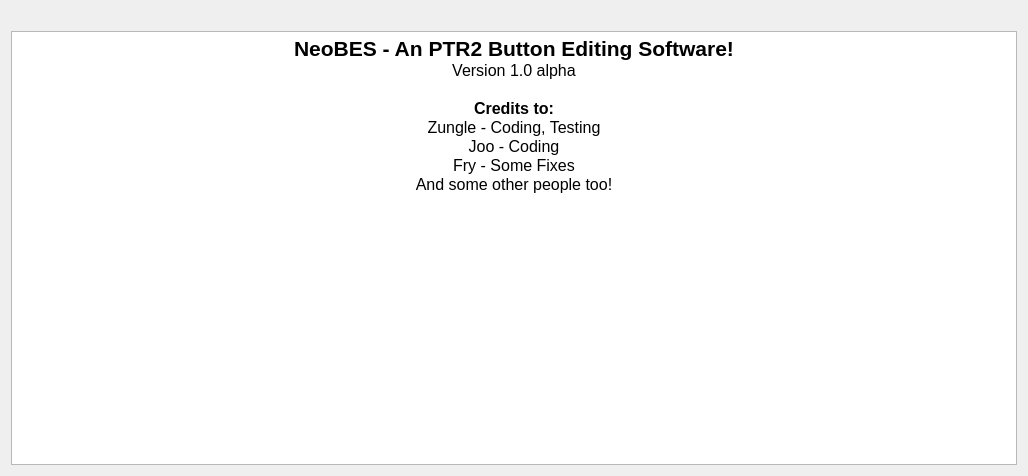
Before: the Qt Designer form about.ui in Dhterech/neobes-gui, drawn with Qt 5.
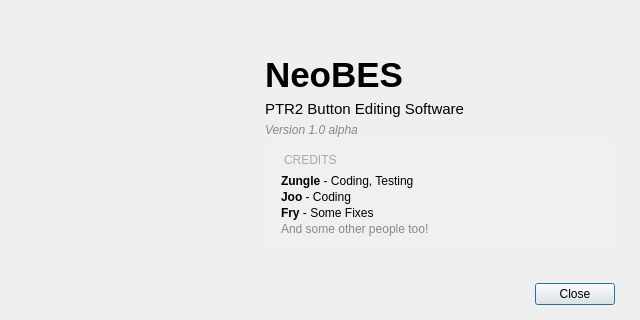
After: the same form once the commit is applied. Icons and pictures are not drawn.

Commit message: Prettier about

The edit to the form file:
```diff
--- a/about.ui
+++ b/about.ui
@@ -6,10 +6,22 @@
    <rect>
     <x>0</x>
     <y>0</y>
-    <width>1028</width>
-    <height>476</height>
+    <width>640</width>
+    <height>320</height>
    </rect>
   </property>
+  <property name="minimumSize">
+   <size>
+    <width>640</width>
+    <height>320</height>
+   </size>
+  </property>
+  <property name="maximumSize">
+   <size>
+    <width>640</width>
+    <height>320</height>
+   </size>
+  </property>
   <property name="windowTitle">
    <string>Dialog</string>
   </property>
@@ -17,41 +29,242 @@
    <iconset theme="QIcon::ThemeIcon::HelpAbout"/>
   </property>
   <layout class="QVBoxLayout" name="verticalLayout">
+   <property name="spacing">
+    <number>0</number>
+   </property>
+   <property name="leftMargin">
+    <number>0</number>
+   </property>
+   <property name="topMargin">
+    <number>0</number>
+   </property>
+   <property name="rightMargin">
+    <number>25</number>
+   </property>
+   <property name="bottomMargin">
+    <number>15</number>
+   </property>
    <item>
-    <widget class="QLabel" name="beslogo">
-     <property name="text">
-      <string/>
-     </property>
-     <property name="pixmap">
-      <pixmap resource="resources.qrc">:/menu/res/menu/logo.jpg</pixmap>
-     </property>
-     <property name="scaledContents">
-      <bool>true</bool>
-     </property>
+    <widget class="QWidget" name="contentWidget" native="true">
+     <layout class="QHBoxLayout" name="horizontalLayout">
+      <property name="spacing">
+       <number>20</number>
+      </property>
+      <property name="leftMargin">
+       <number>25</number>
+      </property>
+      <property name="topMargin">
+       <number>25</number>
+      </property>
+      <property name="rightMargin">
+       <number>0</number>
+      </property>
+      <property name="bottomMargin">
+       <number>5</number>
+      </property>
+      <item>
+       <widget class="QLabel" name="mascot">
+        <property name="minimumSize">
+         <size>
+          <width>220</width>
+          <height>203</height>
+         </size>
+        </property>
+        <property name="maximumSize">
+         <size>
+          <width>220</width>
+          <height>203</height>
+         </size>
+        </property>
+        <property name="text">
+         <string/>
+        </property>
+        <property name="pixmap">
+         <pixmap resource="resources.qrc">:/menu/res/menu/greetings.png</pixmap>
+        </property>
+        <property name="scaledContents">
+         <bool>true</bool>
+        </property>
+        <property name="alignment">
+         <set>Qt::AlignmentFlag::AlignCenter</set>
+        </property>
+       </widget>
+      </item>
+      <item>
+       <layout class="QVBoxLayout" name="infoLayout">
+        <property name="spacing">
+         <number>5</number>
+        </property>
+        <item>
+         <spacer name="verticalSpacer_Top">
+          <property name="orientation">
+           <enum>Qt::Orientation::Vertical</enum>
+          </property>
+          <property name="sizeHint" stdset="0">
+           <size>
+            <width>20</width>
+            <height>40</height>
+           </size>
+          </property>
+         </spacer>
+        </item>
+        <item>
+         <widget class="QLabel" name="labelTitle">
+          <property name="font">
+           <font>
+            <pointsize>26</pointsize>
+            <bold>true</bold>
+           </font>
+          </property>
+          <property name="text">
+           <string>NeoBES</string>
+          </property>
+         </widget>
+        </item>
+        <item>
+         <widget class="QLabel" name="labelDesc">
+          <property name="font">
+           <font>
+            <pointsize>11</pointsize>
+           </font>
+          </property>
+          <property name="text">
+           <string>PTR2 Button Editing Software</string>
+          </property>
+         </widget>
+        </item>
+        <item>
+         <widget class="QLabel" name="labelVersion">
+          <property name="font">
+           <font>
+            <italic>true</italic>
+           </font>
+          </property>
+          <property name="styleSheet">
+           <string notr="true">color: #888888;</string>
+          </property>
+          <property name="text">
+           <string>Version 1.0 alpha</string>
+          </property>
+         </widget>
+        </item>
+        <item>
+         <widget class="QFrame" name="creditsFrame">
+          <property name="styleSheet">
+           <string notr="true">QFrame#creditsFrame {
+                                                                        background-color: rgba(255, 255, 255, 10);
+                                                                        border-radius: 8px;
+                                                                        border: 1px solid rgba(255, 255, 255, 30);
+                                                                        }</string>
+          </property>
+          <property name="frameShape">
+           <enum>QFrame::Shape::StyledPanel</enum>
+          </property>
+          <property name="frameShadow">
+           <enum>QFrame::Shadow::Raised</enum>
+          </property>
+          <layout class="QVBoxLayout" name="verticalLayout_3">
+           <property name="spacing">
+            <number>2</number>
+           </property>
+           <property name="leftMargin">
+            <number>15</number>
+           </property>
+           <property name="topMargin">
+            <number>10</number>
+           </property>
+           <property name="rightMargin">
+            <number>15</number>
+           </property>
+           <property name="bottomMargin">
+            <number>10</number>
+           </property>
+           <item>
+            <widget class="QLabel" name="labelCreditsTitle">
+             <property name="font">
+              <font>
+               <bold>false</bold>
+              </font>
+             </property>
+             <property name="styleSheet">
+              <string notr="true">background: transparent; color: #aaa; margin-bottom: 5px;</string>
+             </property>
+             <property name="text">
+              <string>CREDITS</string>
+             </property>
+            </widget>
+           </item>
+           <item>
+            <widget class="QLabel" name="labelCred1">
+             <property name="styleSheet">
+              <string notr="true">background: transparent;</string>
+             </property>
+             <property name="text">
+              <string>&lt;html&gt;&lt;head/&gt;&lt;body&gt;&lt;p&gt;&lt;span style=&quot; font-weight:700;&quot;&gt;Zungle&lt;/span&gt; - Coding, Testing&lt;/p&gt;&lt;/body&gt;&lt;/html&gt;</string>
+             </property>
+            </widget>
+           </item>
+           <item>
+            <widget class="QLabel" name="labelCred2">
+             <property name="styleSheet">
+              <string notr="true">background: transparent;</string>
+             </property>
+             <property name="text">
+              <string>&lt;html&gt;&lt;head/&gt;&lt;body&gt;&lt;p&gt;&lt;span style=&quot; font-weight:700;&quot;&gt;Joo&lt;/span&gt; - Coding&lt;/p&gt;&lt;/body&gt;&lt;/html&gt;</string>
+             </property>
+            </widget>
+           </item>
+           <item>
+            <widget class="QLabel" name="labelCred3">
+             <property name="styleSheet">
+              <string notr="true">background: transparent;</string>
+             </property>
+             <property name="text">
+              <string>&lt;html&gt;&lt;head/&gt;&lt;body&gt;&lt;p&gt;&lt;span style=&quot; font-weight:700;&quot;&gt;Fry&lt;/span&gt; - Some Fixes&lt;/p&gt;&lt;/body&gt;&lt;/html&gt;</string>
+             </property>
+            </widget>
+           </item>
+           <item>
+            <widget class="QLabel" name="labelCredOther">
+             <property name="styleSheet">
+              <string notr="true">background: transparent; color: #888;</string>
+             </property>
+             <property name="text">
+              <string>And some other people too!</string>
+             </property>
+            </widget>
+           </item>
+          </layout>
+         </widget>
+        </item>
+        <item>
+         <spacer name="verticalSpacer_Bottom">
+          <property name="orientation">
+           <enum>Qt::Orientation::Vertical</enum>
+          </property>
+          <property name="sizeHint" stdset="0">
+           <size>
+            <width>20</width>
+            <height>40</height>
+           </size>
+          </property>
+         </spacer>
+        </item>
+       </layout>
+      </item>
+     </layout>
     </widget>
    </item>
    <item>
-    <widget class="QTextEdit" name="textEdit_2">
-     <property name="readOnly">
-      <bool>true</bool>
+    <widget class="QDialogButtonBox" name="buttonBox">
+     <property name="orientation">
+      <enum>Qt::Orientation::Horizontal</enum>
      </property>
-     <property name="html">
-      <string>&lt;!DOCTYPE HTML PUBLIC &quot;-//W3C//DTD HTML 4.0//EN&quot; &quot;http://www.w3.org/TR/REC-html40/strict.dtd&quot;&gt;
-&lt;html&gt;&lt;head&gt;&lt;meta name=&quot;qrichtext&quot; content=&quot;1&quot; /&gt;&lt;meta charset=&quot;utf-8&quot; /&gt;&lt;style type=&quot;text/css&quot;&gt;
-p, li { white-space: pre-wrap; }
-hr { height: 1px; border-width: 0; }
-li.unchecked::marker { content: &quot;\2610&quot;; }
-li.checked::marker { content: &quot;\2612&quot;; }
-&lt;/style&gt;&lt;/head&gt;&lt;body style=&quot; font-family:'Noto Sans'; font-size:10pt; font-weight:400; font-style:normal;&quot;&gt;
-&lt;p align=&quot;center&quot; style=&quot; margin-top:0px; margin-bottom:0px; margin-left:0px; margin-right:0px; -qt-block-indent:0; text-indent:0px;&quot;&gt;&lt;span style=&quot; font-size:16pt; font-weight:700;&quot;&gt;NeoBES - An PTR2 Button Editing Software!&lt;/span&gt;&lt;/p&gt;
-&lt;p align=&quot;center&quot; style=&quot; margin-top:0px; margin-bottom:0px; margin-left:0px; margin-right:0px; -qt-block-indent:0; text-indent:0px;&quot;&gt;&lt;span style=&quot; font-size:12pt;&quot;&gt;Version 1.0 alpha&lt;/span&gt;&lt;/p&gt;
-&lt;p style=&quot;-qt-paragraph-type:empty; margin-top:0px; margin-bottom:0px; margin-left:0px; margin-right:0px; -qt-block-indent:0; text-indent:0px; font-size:12pt;&quot;&gt;&lt;br /&gt;&lt;/p&gt;
-&lt;p align=&quot;center&quot; style=&quot; margin-top:0px; margin-bottom:0px; margin-left:0px; margin-right:0px; -qt-block-indent:0; text-indent:0px;&quot;&gt;&lt;span style=&quot; font-size:12pt; font-weight:700;&quot;&gt;Credits to:&lt;/span&gt;&lt;/p&gt;
-&lt;p align=&quot;center&quot; style=&quot; margin-top:0px; margin-bottom:0px; margin-left:0px; margin-right:0px; -qt-block-indent:0; text-indent:0px;&quot;&gt;&lt;span style=&quot; font-size:12pt;&quot;&gt;Zungle - Coding, Testing&lt;/span&gt;&lt;/p&gt;
-&lt;p align=&quot;center&quot; style=&quot; margin-top:0px; margin-bottom:0px; margin-left:0px; margin-right:0px; -qt-block-indent:0; text-indent:0px;&quot;&gt;&lt;span style=&quot; font-size:12pt;&quot;&gt;Joo - Coding&lt;/span&gt;&lt;/p&gt;
-&lt;p align=&quot;center&quot; style=&quot; margin-top:0px; margin-bottom:0px; margin-left:0px; margin-right:0px; -qt-block-indent:0; text-indent:0px;&quot;&gt;&lt;span style=&quot; font-size:12pt;&quot;&gt;Fry - Some Fixes&lt;/span&gt;&lt;/p&gt;
-&lt;p align=&quot;center&quot; style=&quot; margin-top:0px; margin-bottom:0px; margin-left:0px; margin-right:0px; -qt-block-indent:0; text-indent:0px;&quot;&gt;&lt;span style=&quot; font-size:12pt;&quot;&gt;And some other people too!&lt;/span&gt;&lt;/p&gt;
-&lt;p align=&quot;center&quot; style=&quot;-qt-paragraph-type:empty; margin-top:0px; margin-bottom:0px; margin-left:0px; margin-right:0px; -qt-block-indent:0; text-indent:0px; font-size:12pt;&quot;&gt;&lt;br /&gt;&lt;/p&gt;&lt;/body&gt;&lt;/html&gt;</string>
+     <property name="standardButtons">
+      <set>QDialogButtonBox::StandardButton::Close</set>
+     </property>
+     <property name="centerButtons">
+      <bool>false</bool>
      </property>
     </widget>
    </item>
```
Left out of the diff: 40 changed lines with no effect on the pictures.
